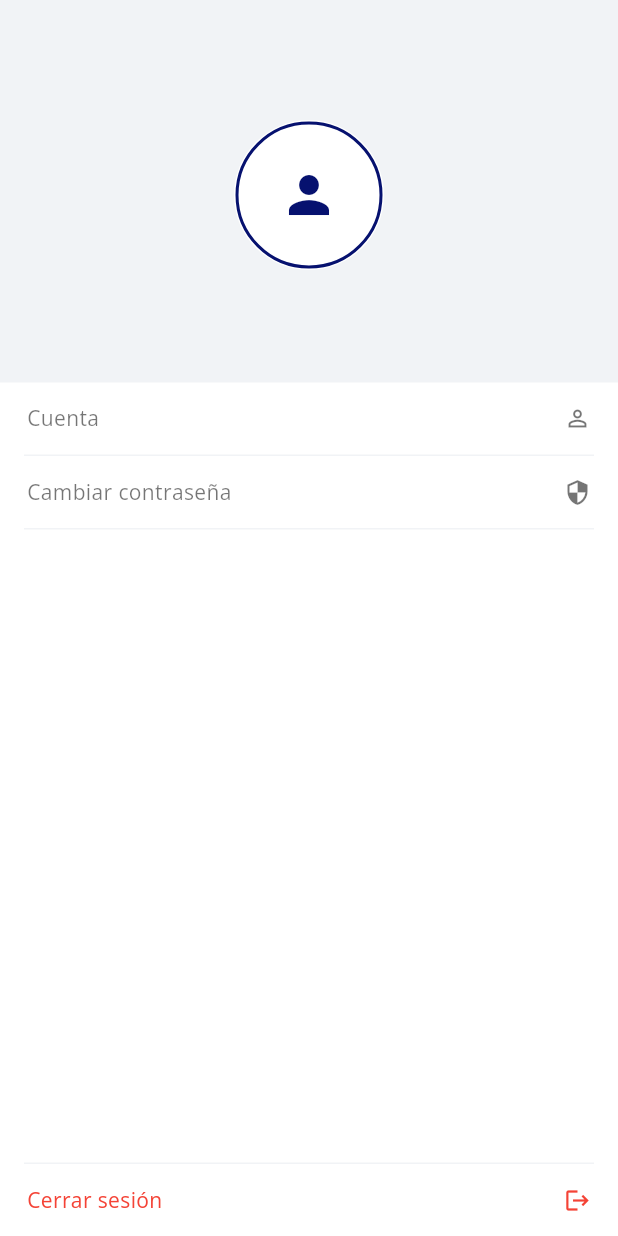
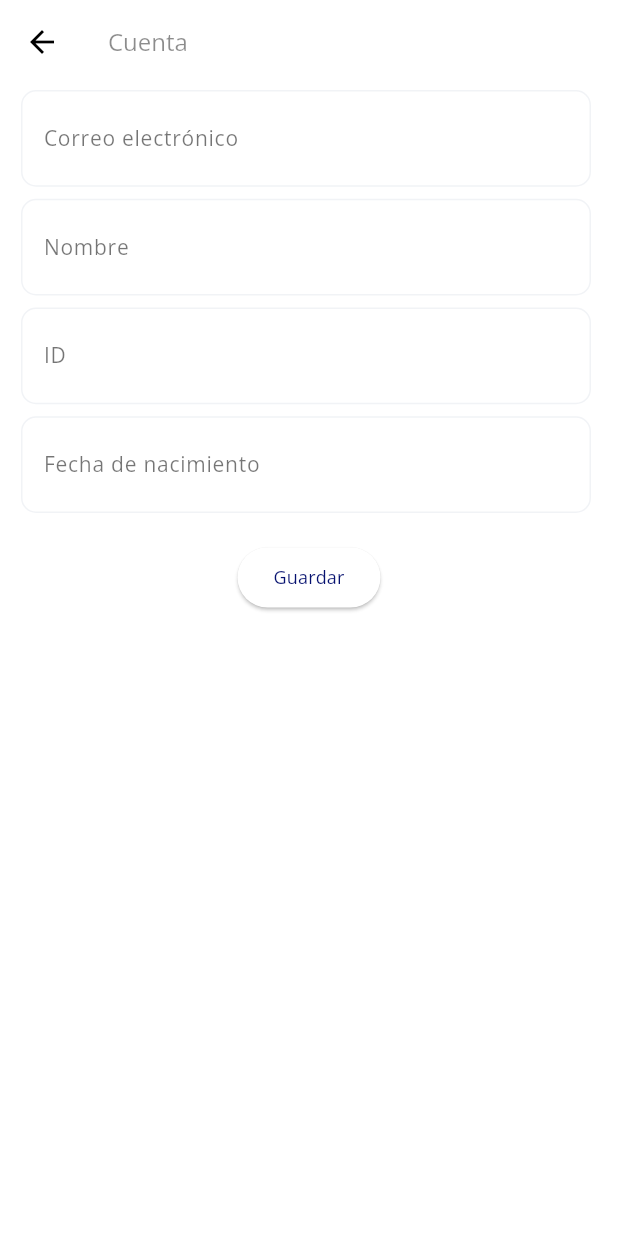
Before and after one commit to bryancubillos/wenia, a Flutter app: the ProfilePage screen opened directly, after a tap on "Cuenta", on a phone screen of 412 x 824 dp. Run offline on Flutter 3.47's test engine with Material 3 defaults, Android fonts, the phone set to English and light mode, and no system bars; our stand-ins replace bloc, firebase_auth, firebase_core, flutter_bloc, google_fonts, sqflite; accounts and stored records are empty.

```diff
--- a/lib/BLL/security/security_bll.dart
+++ b/lib/BLL/security/security_bll.dart
@@ -63,6 +63,23 @@ class SecurityBll {
     return result;
   }
 
+  Future<ResultEntity> saveUser(UserEntity user) async {
+    ResultEntity result = ResultEntity.empty();
+    result.result = false;
+
+    UserEntity? localUser = await SecurityBll().getCurrentUser();
+
+    // Keep all information
+    if(localUser != null) {
+      user.email = localUser.email;
+    }
+
+    // Save user
+    result = await SecurityDAL().updateUser(user);
+
+    return result;
+  }
+
   // [Functions]
   Future<ResultEntity> itsPossibleSaveAccount(String email, String password, bool verifyAge) async {
     ResultEntity result = ResultEntity.empty();
--- a/lib/DAL/security/data/security_local_datasource.dart
+++ b/lib/DAL/security/data/security_local_datasource.dart
@@ -19,6 +19,10 @@ class SecurityLocalDatasource {
     return UserDatabase().saveUser(user);
   }
 
+  Future<int> updateUser(UserEntity user) async {
+    return UserDatabase().updateUser(user);
+  }
+
   Future<UserEntity?> getUser() async {
     return UserDatabase().getUser();
   }
--- a/lib/DAL/security/domain/security_dal_domain.dart
+++ b/lib/DAL/security/domain/security_dal_domain.dart
@@ -3,8 +3,8 @@ import 'package:firebase_auth/firebase_auth.dart';
 import 'package:wenia/DAL/security/data/security_local_datasource.dart';
 
 import 'package:wenia/DAL/security/data/security_remote_datasource.dart';
+import 'package:wenia/core/Entities/common/result_entity.dart';
 import 'package:wenia/core/Entities/security/user_entity.dart';
-import 'package:wenia/database/user/user_database.dart';
 
 class SecurityDAL {
   // [Properties]
@@ -65,6 +65,15 @@ class SecurityDAL {
     return currentUser;
   }
 
+  Future<ResultEntity> updateUser(UserEntity user) async {
+    ResultEntity result = ResultEntity.empty();
+
+    result.id = await SecurityLocalDatasource().updateUser(user);
+    result.result = result.id > 0;
+
+    return result;
+  }
+
   // [Database]
   Future<bool> initDatabase() async {
     return await SecurityLocalDatasource().initDatabase();
--- a/lib/core/Entities/common/result_entity.dart
+++ b/lib/core/Entities/common/result_entity.dart
@@ -1,16 +1,19 @@
 class ResultEntity {
+  int id;
   bool result;
   String message;
   String cultureMessage;
 
   ResultEntity({
+    required this.id,
     required this.result,
     required this.message,
     required this.cultureMessage,
   });
 
   ResultEntity.empty()
-    : result = false,
+    : id = 0,
+      result = false,
       message = "",
       cultureMessage = "";
 }
--- a/lib/core/router/routes.dart
+++ b/lib/core/router/routes.dart
@@ -2,6 +2,7 @@ import 'package:flutter/material.dart';
 
 import 'package:wenia/features/common/menu/presentation/menu_page.dart';
 import 'package:wenia/features/common/welcome/presentation/welcome_page.dart';
+import 'package:wenia/features/security/account/presentation/account_page.dart';
 import 'package:wenia/features/security/change_password/presentation/change_password_page.dart';
 import 'package:wenia/features/security/login/presentation/security_login_page.dart';
 import 'package:wenia/features/security/new_account/presentation/new_account_page.dart';
@@ -20,6 +21,7 @@ class Routes {
   static const String register = '/register';
   static const String profile = '/profile';
   static const String settings = '/settings';
+  static const String account = '/account';
 
   // Common
   static const String welcome = '/welcome';
@@ -32,8 +34,11 @@ class Routes {
       // Security
       login: (context) => const SecurityLoginPage(),
       changePassword: (context) => const ChangePasswordPage(),
+
+      // Account
       register: (context) => const NewAccountPage(),
       security: (context) => const SecurityPage(),
+      account: (context) => const AccountPage(),
 
       // Settings
       profile: (context) => Container(),
@@ -55,6 +60,8 @@ class Routes {
         return MaterialPageRoute(builder: (context) => const SecurityLoginPage());
       case security:
         return MaterialPageRoute(builder: (context) => const SecurityPage());
+      case account:
+        return MaterialPageRoute(builder: (context) => const AccountPage());
       default:
         return MaterialPageRoute(builder: (context) => Container());
     }
--- a/lib/core/service/culture_service.dart
+++ b/lib/core/service/culture_service.dart
@@ -130,6 +130,32 @@ class CultureService {
     "change-password-success-message" : [{
       "es":"¡Contraseña cambiada con éxito!, por favor inicia sesión nuevamente"
     }],
+
+    // Account
+    "account-title": [{
+      "es":"Cuenta"
+    }],
+    "account-email" : [{
+      "es":"Correo electrónico"
+    }],
+    "account-name" : [{
+      "es":"Nombre"
+    }],
+    "account-id" : [{
+      "es":"ID"
+    }],
+    "account-birthday" : [{
+      "es":"Fecha de nacimiento"
+    }],
+    "account-save-action" : [{
+      "es":"Guardar"
+    }],
+    "account-save-success" : [{
+      "es":"Usuario guardado con éxito"
+    }],
+    "account-save-error" : [{
+      "es":"¡Ups lo sentimos!, ha ocurrido un error al guardar el usuario"
+    }],
   };
 
   // [Singleton]
--- a/lib/database/user/user_database_mapping.dart
+++ b/lib/database/user/user_database_mapping.dart
@@ -8,7 +8,7 @@ class UserDatabaseMapping {
       "email": user.email,
       "name": user.name,
       "userId": user.userId,
-      "birthDate": user.birthDate,
+      // "birthDate": user.birthDate,
     };
 
     return userRow;
@@ -20,7 +20,7 @@ class UserDatabaseMapping {
     userObject.email = user["email"];
     userObject.name = user["name"];
     userObject.userId = user["userId"];
-    userObject.birthDate = user["birthDate"];
+    // userObject.birthDate = user["birthDate"];
 
     return userObject;
   }
--- /dev/null
+++ b/lib/features/security/account/bloc/account_bloc.dart
@@ -0,0 +1,40 @@
+import 'package:bloc/bloc.dart';
+
+import 'package:wenia/BLL/security/security_bll.dart';
+import 'package:wenia/core/Entities/common/result_entity.dart';
+import 'package:wenia/core/Entities/security/user_entity.dart';
+
+part 'account_event.dart';
+part 'account_state.dart';
+
+class AccountBloc extends Bloc<AccountEvent, AccountState> {
+  // [Contructor]
+  AccountBloc() : super(AccountInitial()) {
+    on<DoAccountLoad>(_onAccountLoad);
+    on<DoAccountUpdate>(_onAccountUpdate);
+  }
+
+  // [Methods]
+  Future<void> _onAccountLoad(DoAccountLoad event, Emitter<AccountState> emit) async {
+    // Get user
+    UserEntity? currentUser = await SecurityBll().getCurrentUser();
+
+    emit(AccountLoaded(currentUser));
+  }
+
+  Future<void> _onAccountUpdate(DoAccountUpdate event, Emitter<AccountState> emit) async {
+    emit(AccountLoading());
+
+    // Update user
+    ResultEntity result = await SecurityBll().saveUser(event.user);
+
+    if(result.result) {
+      emit(AccountSuccess(true, "account-save-success"));
+      emit(AccountLoaded(event.user));
+    }
+    else {
+      emit(AccountError("account-save-error"));
+    }
+  }
+
+}
--- /dev/null
+++ b/lib/features/security/account/bloc/account_event.dart
@@ -0,0 +1,13 @@
+part of 'account_bloc.dart';
+
+sealed class AccountEvent {
+  const AccountEvent();
+}
+
+final class DoAccountLoad extends AccountEvent {}
+
+final class DoAccountUpdate extends AccountEvent {
+  final UserEntity user;
+
+  const DoAccountUpdate(this.user);
+}
--- /dev/null
+++ b/lib/features/security/account/bloc/account_state.dart
@@ -0,0 +1,28 @@
+part of 'account_bloc.dart';
+
+sealed class AccountState {
+  const AccountState();
+}
+
+final class AccountInitial extends AccountState {}
+
+final class AccountLoaded extends AccountState {
+  final UserEntity? user;
+
+  const AccountLoaded(this.user);
+}
+
+final class AccountLoading extends AccountState {}
+
+final class AccountSuccess extends AccountState {
+  final bool? result;
+  final String? message;
+
+  AccountSuccess(this.result, this.message);
+}
+
+final class AccountError extends AccountState {
+  final String? message;
+
+  AccountError(this.message);
+}
--- /dev/null
+++ b/lib/features/security/account/presentation/account_page.dart
@@ -0,0 +1,169 @@
+import 'package:flutter/material.dart';
+import 'package:flutter/services.dart';
+import 'package:flutter_bloc/flutter_bloc.dart';
+import 'package:wenia/core/Entities/security/user_entity.dart';
+
+import 'package:wenia/core/service/culture_service.dart';
+import 'package:wenia/core/utils/style/theme_app.dart';
+import 'package:wenia/features/common/message/message.dart';
+import 'package:wenia/features/security/account/bloc/account_bloc.dart';
+
+class AccountPage extends StatefulWidget {
+  const AccountPage({super.key});
+
+  @override
+  State<AccountPage> createState() => _AccountPageState();
+}
+
+class _AccountPageState extends State<AccountPage> {
+  // [Properties]
+  final TextEditingController _nameController = TextEditingController();
+  final TextEditingController _idController = TextEditingController();
+  final TextEditingController _birthdayController = TextEditingController();
+
+  // [Init state]
+  @override
+  void initState() {
+    super.initState();
+
+    // Get current user
+    context.read<AccountBloc>().add(DoAccountLoad());
+  }
+
+  // [Contructor]
+  @override
+  Widget build(BuildContext context) {
+     return Scaffold(
+      appBar: AppBar(
+        title: Text(
+          CultureService().getLocalResource("account-title"),
+          style: ThemeApp.textTheme.bodyLarge?.copyWith(color: Colors.black45)
+        ),
+      ),
+      body: BlocListener<AccountBloc, AccountState>(
+        listener: (context, state) {
+          if(state is AccountSuccess) {
+            if(state.message != null && state.message!.isNotEmpty) {
+              Message().showMessage(context, CultureService().getLocalResource(state.message ?? ""));
+            }
+          }
+          else if(state is AccountError) {
+            if(state.message != null && state.message!.isNotEmpty) {
+              Message().showMessage(context, CultureService().getLocalResource(state.message ?? ""));
+            }
+          }
+        },
+        child: SafeArea(
+          child: BlocBuilder<AccountBloc, AccountState>(
+            builder: (context, state) {
+              UserEntity? user;
+
+              if(state is AccountLoaded) {
+                user = state.user;
+              }
+
+              if(user == null) {
+                return const Center(child: CircularProgressIndicator());
+              }else {
+                return Column(
+                  children: [
+                    getUserEmail(user),
+                    getUserName(user),
+                    getUserId(user),
+                    getUserBirthday(user),
+                    const SizedBox(height: 15),
+                    getSaveAction()
+                  ]
+                );
+              }
+            },
+          )
+        )
+      )
+    );
+  }
+
+  // [Methods]
+  Widget getFieldBase(String titleInput, TextEditingController controllerField, UserEntity user, bool diabledField) {
+    return Container(
+      width: double.infinity,
+      margin: const EdgeInsets.only(left: 14, right: 18, top: 4, bottom: 4),
+      padding: const EdgeInsets.only(left: 14, right: 0, top: 4, bottom: 4),
+      decoration: BoxDecoration(
+        border: Border.all(color: ThemeApp.secondColor),
+        borderRadius: BorderRadius.circular(10),
+      ),
+      child: TextFormField(
+        readOnly: diabledField,
+        controller: controllerField,
+        inputFormatters: [
+          FilteringTextInputFormatter.allow(RegExp(r'[a-zA-Z0-9@ /._-]')),
+        ],
+        style: ThemeApp.textTheme.bodyLarge?.copyWith(color: diabledField ? ThemeApp.grey : Colors.black),
+        decoration: InputDecoration(
+          labelText: CultureService().getLocalResource(titleInput),
+          border: InputBorder.none,
+          counterText: "",
+          labelStyle: ThemeApp.textTheme.bodyMedium?.copyWith(color: ThemeApp.thirdColor),
+        ),
+      ),
+    );
+  }
+
+  Widget getUserEmail(UserEntity user) {
+    TextEditingController userEmailController = TextEditingController();
+    userEmailController.text = user.email ?? "";
+
+    return getFieldBase("account-email", userEmailController, user, true);
+  }
+
+  Widget getUserName(UserEntity user) {
+    _nameController.text = user.name ?? "";
+
+    return getFieldBase("account-name", _nameController, user, false);
+  }
+
+  Widget getUserId(UserEntity user) {
+    _idController.text = user.userId ?? "";
+
+    return getFieldBase("account-id", _idController, user, false);
+  }
+
+  Widget getUserBirthday(UserEntity user) {
+    _birthdayController.text = user.birthDate != null ? user.birthDate.toString() : "";
+
+    return getFieldBase("account-birthday", _birthdayController, user, false);
+  }
+
+  Widget getSaveAction() {
+    return BlocBuilder<AccountBloc, AccountState>(
+      buildWhen: (previous, current) => current is AccountInitial || current is AccountLoaded,
+      builder: (context, state) {
+        if (state is AccountLoading) {
+          return const Center(child: CircularProgressIndicator());
+        } else {
+          return ElevatedButton(
+              onPressed: () {
+                UserEntity currentUser = UserEntity();
+
+                currentUser.name = _nameController.text;
+                currentUser.userId = _idController.text;
+                currentUser.birthDate = DateTime.now();
+
+                // Action save in BLOC
+                BlocProvider.of<AccountBloc>(context).add(DoAccountUpdate(currentUser));
+              },
+              style: ElevatedButton.styleFrom(
+                  backgroundColor: ThemeApp.white,
+                  shape: RoundedRectangleBorder(
+                    borderRadius: BorderRadius.circular(20.0),
+                  ),
+                  foregroundColor: ThemeApp.primaryColor),
+              child: Text(
+                CultureService().getLocalResource("account-save-action"),
+                style: ThemeApp.textTheme.bodySmall?.copyWith(color: ThemeApp.primaryColor),
+              ));
+        }
+      });
+  }
+}
--- a/lib/features/security/profile/presentation/profile_page.dart
+++ b/lib/features/security/profile/presentation/profile_page.dart
@@ -208,6 +208,8 @@ class _ProfilePageState extends State<ProfilePage> {
       false,
       true,
       () {
+        // Go to account page
+        Navigator.pushNamed(context, Routes.account);
       });
   }
 
--- a/lib/main.dart
+++ b/lib/main.dart
@@ -6,6 +6,7 @@ import 'package:wenia/core/config/environment_config.dart';
 import 'package:wenia/core/router/routes.dart';
 import 'package:wenia/core/utils/style/theme_app.dart';
 import 'package:wenia/features/common/menu/bloc/menu_bloc.dart';
+import 'package:wenia/features/security/account/bloc/account_bloc.dart';
 import 'package:wenia/features/security/change_password/bloc/change_password_bloc.dart';
 import 'package:wenia/features/security/login/bloc/login_bloc.dart';
 import 'package:wenia/features/security/new_account/bloc/new_account_bloc.dart';
@@ -42,6 +43,9 @@ void main() async {
       BlocProvider<ChangePasswordBloc>(
         create: (BuildContext context) => ChangePasswordBloc(),
       ),
+      BlocProvider<AccountBloc>(
+        create: (BuildContext context) => AccountBloc(),
+      ),
     ],
     child: const MyApp()
   ));
@@ -69,6 +73,10 @@ class MyApp extends StatelessWidget {
  *
  * User Profile:
  *
- * - Update [Nombre, id, Cumpleaños]
+ * - Nueva variable de logged
+ * - No borrar cuenta solo update variable
+ *
+ * - Update [Cumpleaños]
+ * - Guardar correctamente el cumpleaños
  *
  */
```
